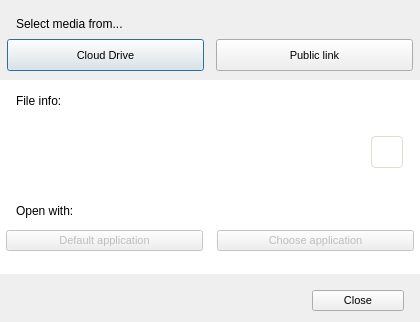
meganz/MEGAsync, file src/MEGASync/gui/macx/StreamingFromMegaDialog.ui: the form before one commit.
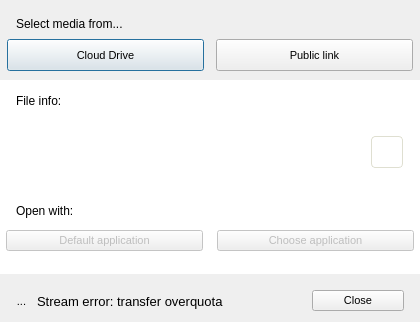
The form after the commit. Icons and pictures are not drawn.

Commit message: [UX] Show transfer error alert in streaming dialog when transfer overquota.

```diff
--- a/src/MEGASync/gui/macx/StreamingFromMegaDialog.ui
+++ b/src/MEGASync/gui/macx/StreamingFromMegaDialog.ui
@@ -31,12 +31,16 @@
 font-size: 11px;
 }
 
-#lStreamResourceDesc, #lFileInfoDesc, #lOpenWithDesc 
+#lStreamResourceDesc, #lFileInfoDesc, #lOpenWithDesc, #labelError
 {
   font-family: &quot;Lato&quot;;
   font-size: 12px;
   color: #000000;
 }
+#labelError
+{
+  font-size: 13px;
+}
 #lFileSize
 {
   font-family: &quot;Lato&quot;;
@@ -709,6 +713,33 @@
       <property name="bottomMargin">
        <number>0</number>
       </property>
+      <item>
+       <widget class="QToolButton" name="toolButtonError">
+        <property name="styleSheet">
+         <string notr="true">border: none;</string>
+        </property>
+        <property name="text">
+         <string>...</string>
+        </property>
+        <property name="icon">
+         <iconset resource="../Resources_win.qrc">
+          <normaloff>:/images/icon_error.png</normaloff>:/images/icon_error.png</iconset>
+        </property>
+        <property name="iconSize">
+         <size>
+          <width>24</width>
+          <height>24</height>
+         </size>
+        </property>
+       </widget>
+      </item>
+      <item>
+       <widget class="QLabel" name="labelError">
+        <property name="text">
+         <string>Stream error: transfer overquota</string>
+        </property>
+       </widget>
+      </item>
       <item>
        <spacer name="horizontalSpacer">
         <property name="orientation">
```
The commit also changes 5 other files.
